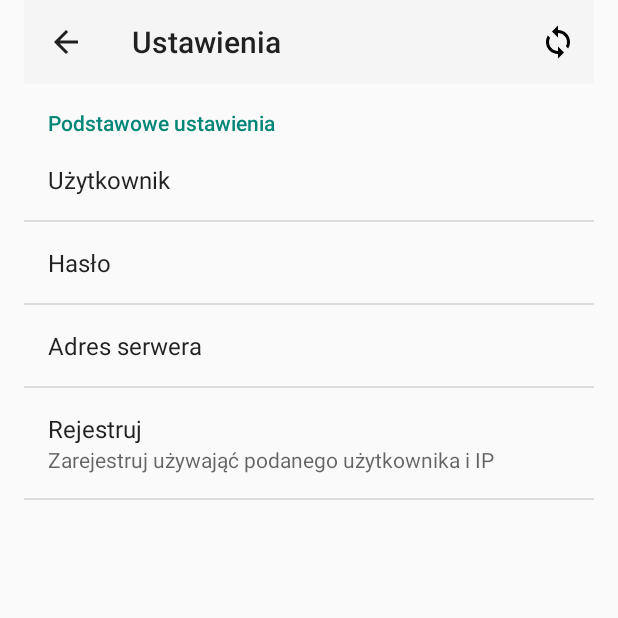
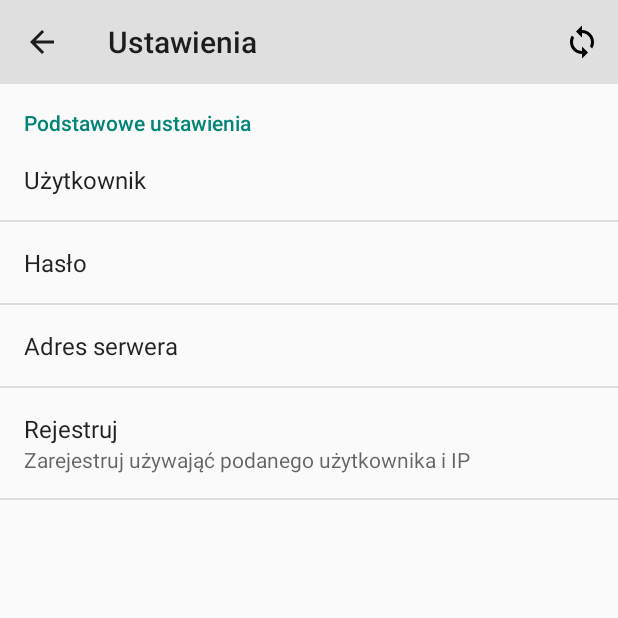
Before and after one commit to pawbla/AndroidHomeApp, an Android app: the PreferencesActivity screen opened directly, with no data from a screen before it, on a phone screen of 412 x 824 dp, the top half of it. Run offline under Robolectric (Android 15) with nearby library versions, the phone set to English and light mode, and no system bars.

Commit message:
Move string to xml, resize toolbar

```diff
--- a/app/src/main/java/service/rpi/com/piramidka/PreferencesActivity.java
+++ b/app/src/main/java/service/rpi/com/piramidka/PreferencesActivity.java
@@ -12,6 +12,7 @@ import android.support.v7.widget.Toolbar;
 import android.util.Log;
 import android.view.Menu;
 import android.view.MenuInflater;
+import android.widget.Toast;
 
 import service.rpi.com.piramidka.webservice.RegisterUser_WebServiceConnector;
 import service.rpi.com.piramidka.webservice.WebServiceConnector;
--- a/app/src/main/res/layout/activity_login.xml
+++ b/app/src/main/res/layout/activity_login.xml
@@ -10,15 +10,13 @@ android:fitsSystemWindows="true">
     <LinearLayout xmlns:android="http://schemas.android.com/apk/res/android"
     android:layout_width="match_parent"
     android:layout_height="match_parent"
-    android:orientation="vertical"
-    android:paddingLeft="16dp"
-    android:paddingRight="16dp">
+    android:orientation="vertical">
 
         <android.support.v7.widget.Toolbar
             android:id="@+id/main_toolbar"
             android:layout_width="match_parent"
             android:layout_height="?attr/actionBarSize"
-            android:background="?attr/colorPrimary"
+            android:background="@color/toolbarColor"
             android:theme="@style/ThemeOverlay.AppCompat.ActionBar" />
 
         <fragment
--- a/app/src/main/res/layout/activity_preferences.xml
+++ b/app/src/main/res/layout/activity_preferences.xml
@@ -3,14 +3,13 @@
     android:layout_width="match_parent"
     android:layout_height="match_parent"
     android:orientation="vertical"
-    android:paddingLeft="16dp"
-    android:paddingRight="16dp">
+    >
 
    <android.support.v7.widget.Toolbar
        android:id="@+id/preferenceToolbar"
        android:layout_width="match_parent"
        android:layout_height="?attr/actionBarSize"
-       android:background="?attr/colorPrimary"
+       android:background="@color/toolbarColor"
        android:theme="@style/ThemeOverlay.AppCompat.ActionBar" />
 
    <fragment
--- a/app/src/main/res/layout/activity_weather.xml
+++ b/app/src/main/res/layout/activity_weather.xml
@@ -3,14 +3,13 @@
     android:layout_width="match_parent"
     android:layout_height="match_parent"
     android:orientation="vertical"
-    android:paddingLeft="16dp"
-    android:paddingRight="16dp">
+    >
 
     <android.support.v7.widget.Toolbar
         android:id="@+id/weatherToolbar"
         android:layout_width="match_parent"
         android:layout_height="?attr/actionBarSize"
-        android:background="?attr/colorPrimary"
+        android:background="@color/toolbarColor"
         android:theme="@style/ThemeOverlay.AppCompat.ActionBar" />
 
     <fragment
--- a/app/src/main/res/layout/fragment_main.xml
+++ b/app/src/main/res/layout/fragment_main.xml
@@ -3,7 +3,9 @@
     xmlns:tools="http://schemas.android.com/tools"
     android:layout_width="match_parent"
     android:layout_height="match_parent"
-    tools:context=".MainActivity" >
+    tools:context=".MainActivity"
+    android:paddingLeft="16dp"
+    android:paddingRight="16dp">
 
     <!-- TODO: Update blank fragment layout -->
     <TextView
--- a/app/src/main/res/layout/weather_fragment.xml
+++ b/app/src/main/res/layout/weather_fragment.xml
@@ -3,7 +3,6 @@
     xmlns:tools="http://schemas.android.com/tools"
     android:layout_width="match_parent"
     android:layout_height="match_parent"
-
     android:paddingBottom="@dimen/activity_vertical_margin"
     android:paddingLeft="@dimen/activity_horizontal_margin"
     android:paddingRight="@dimen/activity_horizontal_margin"
--- a/app/src/main/res/values/colors.xml
+++ b/app/src/main/res/values/colors.xml
@@ -4,6 +4,7 @@
     <color name="colorPrimaryDark">#303F9F</color>
     <color name="colorAccent">#FF4081</color>
     <color name="rpiAppColor">#00BB00</color>
+    <color name="toolbarColor">#DEDFDE</color>
 
     <!-- WEATHER COLORS-->
     <color name="tabBackError">#FF0000</color>
--- a/app/src/main/res/values/dimens.xml
+++ b/app/src/main/res/values/dimens.xml
@@ -1,6 +1,6 @@
 <?xml version="1.0" encoding="utf-8"?>
 <resources>
     <!-- Default screen margins, per the Android Design guidelines. -->
-    <dimen name="activity_horizontal_margin">15dp</dimen>
+    <dimen name="activity_horizontal_margin">31dp</dimen>
     <dimen name="activity_vertical_margin">15dp</dimen>
 </resources>
--- a/app/src/main/res/values/strings.xml
+++ b/app/src/main/res/values/strings.xml
@@ -12,6 +12,10 @@
     <string name="openedDrawer">Wybierz z listy:</string>
     <string name="noConnection">Brak połączenia z serwisem!</string>
     <string name="check_connection">Sprawdź połączenie</string>
+
+    <string name="positiveButton">OK</string>
+    <string name="negativeButton">Cancel</string>
+
 
     <!-- MAIN FRAGMENT -->
     <string name="titleMain">Fragment MainFragment</string>
@@ -37,6 +41,19 @@
     <string name="pressUnit">hPa</string>
     <string name="timeDesc">Aktualizacja:</string>
 
+    <!-- PREFERENCES -->
+    <string name="titleSettings">Podstawowe ustawienia</string>
+    <string name="userSettingsTitle">Użytkownik</string>
+    <string name="userSettingsMsg">Edytuj nazwę użytkownika</string>
+    <string name="passSettingsTitle">Hasło</string>
+    <string name="passSettingsMsg">Podaj hasło</string>
+    <string name="ipSettingsTitle">IP/adres serwera</string>
+    <string name="ipSettingsMsg">Edytuj adres lub IP serwera</string>
+    <string name="ipSettingsTitle2">Adres serwera</string>
+    <string name="registerSettings">Rejestruj</string>
+    <string name="sumSettings">Zarejestruj używająć podanego użytkownika i IP</string>
+
+
     <!-- TODO: Remove or change this placeholder text -->
     <string name="hello_blank_fragment">Hello blank fragment</string>
 </resources>
--- a/app/src/main/res/xml/preferences.xml
+++ b/app/src/main/res/xml/preferences.xml
@@ -1,35 +1,35 @@
 <?xml version="1.0" encoding="utf-8"?>
 <PreferenceScreen xmlns:android="http://schemas.android.com/apk/res/android" >
-    <PreferenceCategory android:title="Podstawowe ustawienia">
+    <PreferenceCategory android:title="@string/titleSettings">
         <EditTextPreference
-            android:dialogTitle="Użytkownik"
+            android:dialogTitle="@string/userSettingsTitle"
             android:key="userName"
             android:summary=""
-            android:positiveButtonText="OK"
-            android:negativeButtonText="Cancel"
-            android:dialogMessage="Edytuj nazwę użytkownika"
-            android:title="Użytkownik" />
+            android:positiveButtonText="@string/positiveButton"
+            android:negativeButtonText="@string/negativeButton"
+            android:dialogMessage="@string/userSettingsMsg"
+            android:title="@string/userSettingsTitle" />
         <EditTextPreference
-            android:dialogTitle="Hasło"
+            android:dialogTitle="@string/passSettingsTitle"
             android:key="userPassword"
             android:summary=""
-            android:positiveButtonText="OK"
-            android:negativeButtonText="Cancel"
-            android:dialogMessage="Podaj hasło"
-            android:title="Hasło"
+            android:positiveButtonText="@string/positiveButton"
+            android:negativeButtonText="@string/negativeButton"
+            android:dialogMessage="@string/passSettingsMsg"
+            android:title="@string/passSettingsTitle"
             android:inputType="textPassword"/>
         <EditTextPreference
-            android:dialogTitle="IP/adres serwera"
+            android:dialogTitle="@string/ipSettingsTitle"
             android:key="ipKey"
             android:summary=""
-            android:positiveButtonText="OK"
-            android:negativeButtonText="Cancel"
-            android:dialogMessage="Edytuj adres lub IP serwera"
-            android:title="Adres serwera" />
+            android:positiveButtonText="@string/positiveButton"
+            android:negativeButtonText="@string/negativeButton"
+            android:dialogMessage="@string/ipSettingsMsg"
+            android:title="@string/ipSettingsTitle2" />
         <Preference
-            android:title="Rejestruj"
+            android:title="@string/registerSettings"
             android:key="reg"
-            android:summary="Zarejestruj używająć podanego użytkownika i IP"/>
+            android:summary="@string/sumSettings"/>
     </PreferenceCategory>
 
 </PreferenceScreen>
```
